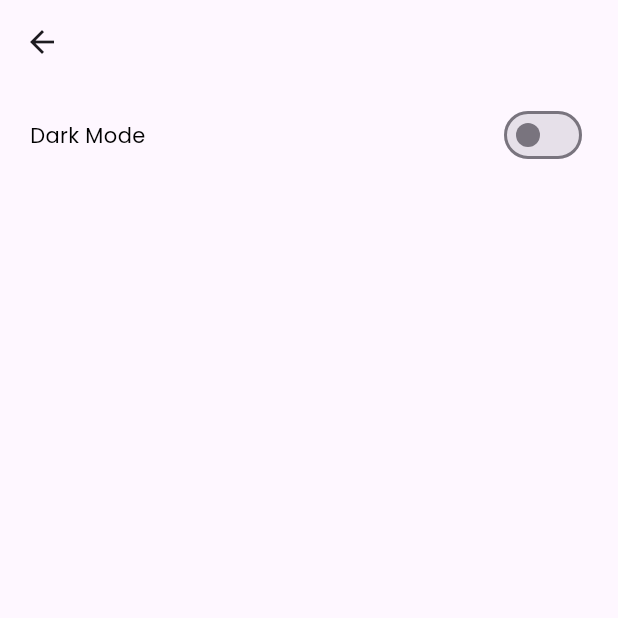
After one commit to epgokul/parkingo_latest, a Flutter app: the SettingsPage screen opened directly, on a phone screen of 412 x 824 dp, the top half of it. The commit adds this screen. Run offline on Flutter 3.47's test engine with Material 3 defaults, Android fonts, the phone set to English and light mode, and no system bars; our stand-ins replace cloud_firestore, equatable, firebase_auth, firebase_core, firebase_messaging, firebase_storage and 8 more; missing offline and left inert: scroll_datetime_picker; accounts and stored records are empty.

Commit message:
implemented switching between dark and light modes

```diff
--- a/lib/data/repositories/firebase_auth_repositories.dart
+++ b/lib/data/repositories/firebase_auth_repositories.dart
@@ -2,6 +2,7 @@ import 'package:cloud_firestore/cloud_firestore.dart';
 import 'package:firebase_auth/firebase_auth.dart';
 import 'package:flutter/material.dart';
 import 'package:google_sign_in/google_sign_in.dart';
+import 'package:hive/hive.dart';
 import 'package:new_parkingo/domain/entities/user_entity.dart';
 
 class FirebaseAuthRepositories {
@@ -27,6 +28,11 @@ class FirebaseAuthRepositories {
       profilePictureUrl = snapshot.data()?['profile_pic_url'] ?? "";
       debugPrint("inside signIn profile pic url: $profilePictureUrl");
     }
+
+    // Store the image URL in Hive
+    var box = await Hive.openBox('userBox'); // Open a Hive box named 'userBox'
+    await box.put('profilePictureUrl', profilePictureUrl);
+    debugPrint("Profile pic URL stored in Hive: $profilePictureUrl");
 
     return UserEntity(
       uid: user.uid,
--- a/lib/domain/blocs/auth/auth_bloc.dart
+++ b/lib/domain/blocs/auth/auth_bloc.dart
@@ -26,7 +26,6 @@ class AuthBloc extends Bloc<AuthEvent, AuthState> {
     on<CheckAuthStatusEvent>(_onCheckAuthStatus);
     on<UploadProfilePictureEvent>(_onProfilePicUpload);
     on<RemoveUserEvent>(_onRemoveUser);
-    // on<FetchAllUsersEvent>(_onFetchAllUsers);
   }
   Future<void> _onSignIn(SignInEvent event, Emitter<AuthState> emit) async {
     emit(AuthLoading());
@@ -49,11 +48,8 @@ class AuthBloc extends Bloc<AuthEvent, AuthState> {
       SignInWithGoogleEvent event, Emitter<AuthState> emit) async {
     emit(AuthLoading());
     try {
-      // print("inside Authbloc->signinwithgoogle");
       final user = await _firebaseAuthRepositories.signInwithGoogle();
-      // print("booyah");
       emit(AuthAuthenticated(user!));
-      // print("Fuck yeeah");
     } catch (e) {
       emit(AuthError(e.toString()));
     }
--- /dev/null
+++ b/lib/presentation/screens/settings_page.dart
@@ -0,0 +1,57 @@
+import 'package:flutter/material.dart';
+import 'package:new_parkingo/presentation/theme/theme_provider.dart';
+import 'package:provider/provider.dart';
+
+class SettingsPage extends StatefulWidget {
+  const SettingsPage({super.key});
+
+  @override
+  State<SettingsPage> createState() => _SettingsPageState();
+}
+
+class _SettingsPageState extends State<SettingsPage> {
+  @override
+  Widget build(BuildContext context) {
+    bool switchValue = Provider.of<ThemeProvider>(context).isDarkTheme;
+
+    void toggleTheme(bool value) {
+      Provider.of<ThemeProvider>(context, listen: false).toggleTheme();
+      setState(() {
+        switchValue = value;
+      });
+    }
+
+    return Scaffold(
+      appBar: AppBar(),
+      body: Padding(
+        padding: const EdgeInsets.only(top: 10, left: 20.0, right: 20),
+        child: Column(
+          children: [
+            RowElement(
+                text: "text",
+                widget: Switch(
+                  value: switchValue,
+                  onChanged: (value) {
+                    toggleTheme(value);
+                  },
+                ))
+          ],
+        ),
+      ),
+    );
+  }
+}
+
+class RowElement extends StatelessWidget {
+  final String text;
+  final Widget widget;
+  const RowElement({super.key, required this.text, required this.widget});
+
+  @override
+  Widget build(BuildContext context) {
+    return Row(
+      mainAxisAlignment: MainAxisAlignment.spaceBetween,
+      children: [const Text("Dark Mode"), widget],
+    );
+  }
+}
--- /dev/null
+++ b/lib/presentation/theme/theme_provider.dart
@@ -0,0 +1,30 @@
+import 'package:flutter/material.dart';
+import 'package:new_parkingo/presentation/theme/theme.dart';
+
+class ThemeProvider with ChangeNotifier {
+  ThemeData _themeData = Parkingotheme.lightTheme;
+  bool _isDarkTheme = false;
+
+  ThemeData get themeData => _themeData;
+  bool get isDarkTheme => _isDarkTheme;
+
+  set themeData(ThemeData themeData) {
+    _themeData = themeData;
+    notifyListeners();
+  }
+
+  set isDarkTheme(bool isDarkTheme) {
+    _isDarkTheme = isDarkTheme;
+    notifyListeners();
+  }
+
+  void toggleTheme() {
+    if (_themeData == Parkingotheme.lightTheme) {
+      themeData = Parkingotheme.darkTheme;
+      isDarkTheme = true;
+    } else {
+      themeData = Parkingotheme.lightTheme;
+      isDarkTheme = false;
+    }
+  }
+}
--- a/lib/presentation/widgets/google_map_view.dart
+++ b/lib/presentation/widgets/google_map_view.dart
@@ -1,8 +1,8 @@
 import 'package:flutter/material.dart';
+import 'package:flutter/scheduler.dart';
 import 'package:google_maps_flutter/google_maps_flutter.dart';
 
 import 'package:flutter/services.dart';
-import 'package:flutter/scheduler.dart';
 import 'package:new_parkingo/presentation/widgets/custom_circular_progress.dart';
 
 class GoogleMapView extends StatefulWidget {
--- a/pubspec.yaml
+++ b/pubspec.yaml
@@ -51,6 +51,7 @@ dependencies:
   scroll_datetime_picker: ^0.2.1
   scroll_date_picker: ^3.8.0
   intl: ^0.19.0
+  firebase_messaging: ^15.2.4
 
 dev_dependencies:
   flutter_test:
```
Also changed, not shown: lib/data/api/firebase_api.dart (added, +29 -0 lines), lib/main.dart (+7 -5 lines), lib/presentation/screens/home_page.dart (+7 -1 lines), lib/presentation/widgets/custom_drawer.dart (added, +105 -0 lines), lib/presentation/widgets/home_page_layout.dart (+35 -4 lines), lib/presentation/widgets/loaded_map_stack.dart (+2 -38 lines), pubspec.lock, 2 other files.
